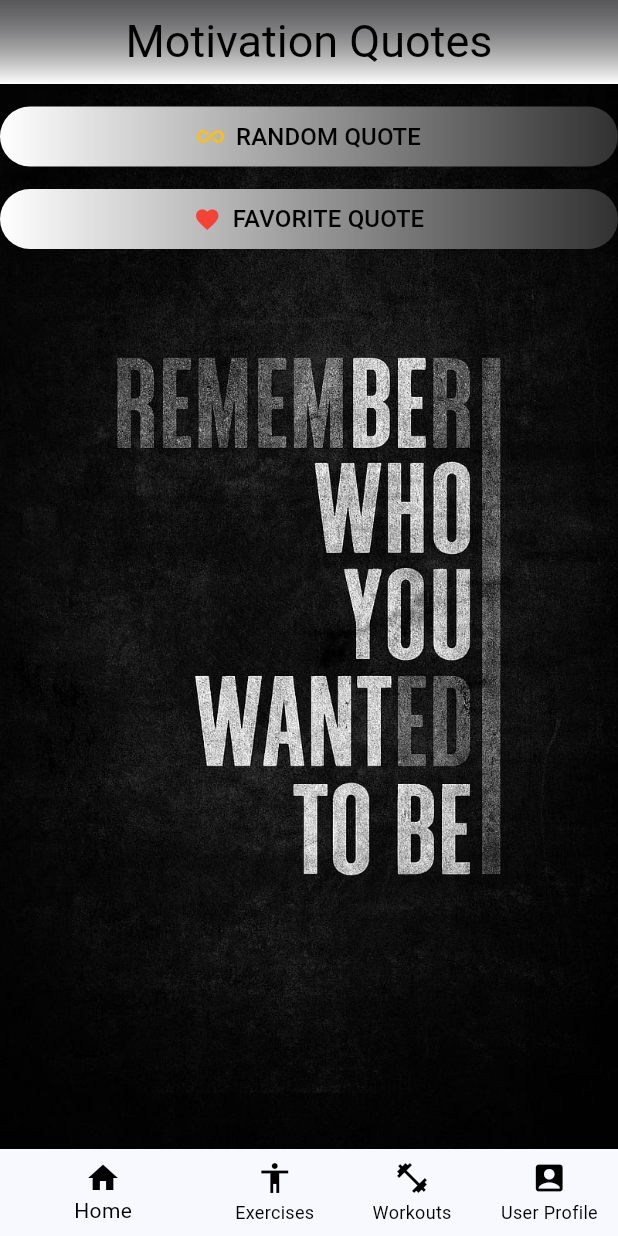
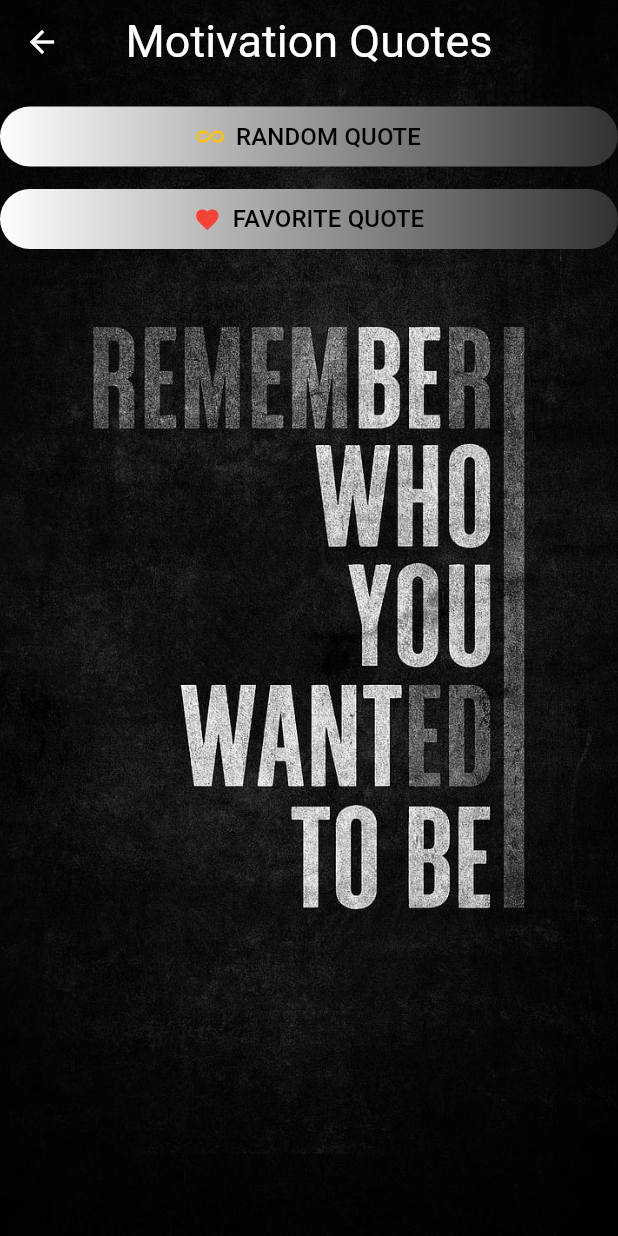
Before and after one commit to mateuszkasprzak94/fitness_prodigy, a Flutter app: the MotivationQuotesPage screen opened directly, on a phone screen of 412 x 824 dp. Run offline on Flutter 3.47's test engine with Material 2 defaults, Android fonts, the phone set to English and light mode, and no system bars; our stand-ins replace bloc, cloud_firestore, firebase_auth, firebase_core, flutter_bloc, google_fonts and 1 more; accounts and stored records are empty; Roboto replaces fonts that are missing (Satisfy).

Commit message:
Add transparent app bar to motivation quotes

```diff
--- a/lib/app/features/motivation_quotes/motivations_quotes_page.dart
+++ b/lib/app/features/motivation_quotes/motivations_quotes_page.dart
@@ -1,8 +1,8 @@
 import 'package:firebase_auth/firebase_auth.dart';
-import 'package:fitness_prodigy/app/features/exercies_examples/exercies_examples_page.dart';
-import 'package:fitness_prodigy/app/features/features_page.dart';
-import 'package:fitness_prodigy/app/features/user_profile/user_profile_page.dart';
-import 'package:fitness_prodigy/app/features/workout_plans/workout_plans_page.dart';
+// import 'package:fitness_prodigy/app/features/exercies_examples/exercies_examples_page.dart';
+// import 'package:fitness_prodigy/app/features/features_page.dart';
+// import 'package:fitness_prodigy/app/features/user_profile/user_profile_page.dart';
+// import 'package:fitness_prodigy/app/features/workout_plans/workout_plans_page.dart';
 import 'package:flutter/material.dart';
 import 'package:flutter/services.dart';
 import 'package:google_fonts/google_fonts.dart';
@@ -24,88 +24,91 @@ class _MotivationQuotesPageState extends State<MotivationQuotesPage> {
   @override
   Widget build(BuildContext context) {
     return Scaffold(
+      extendBodyBehindAppBar: true,
       appBar: AppBar(
+        backgroundColor: Colors.transparent,
         title: Text(
           'Motivation Quotes',
-          style: GoogleFonts.satisfy(fontSize: 30, color: Colors.black),
+          style: GoogleFonts.satisfy(fontSize: 30, color: Colors.white),
         ),
         centerTitle: true,
         flexibleSpace: Container(
-          decoration: const BoxDecoration(
-            gradient: LinearGradient(colors: [
-              Color.fromARGB(164, 0, 0, 0),
-              Colors.white,
-            ], begin: Alignment.topCenter, end: Alignment.bottomCenter),
-          ),
-        ),
+            // decoration: const BoxDecoration(
+            //   gradient: LinearGradient(colors: [
+            //     Color.fromARGB(164, 0, 0, 0),
+            //     Colors.white,
+            //   ], begin: Alignment.topCenter, end: Alignment.bottomCenter),
+            // ),
+            ),
         systemOverlayStyle: SystemUiOverlayStyle.light,
-        automaticallyImplyLeading: false,
+        automaticallyImplyLeading: true,
+        foregroundColor: Colors.white,
       ),
-      bottomNavigationBar: BottomNavigationBar(
-        currentIndex: currentIndex,
-        onTap: (newIndex) {
-          setState(() {
-            currentIndex = newIndex;
-          });
-          if (newIndex == 0) {
-            Navigator.push(
-              context,
-              MaterialPageRoute(
-                builder: (_) => Features(
-                  user: widget.user,
-                ),
-              ),
-            );
-          } else if (newIndex == 1) {
-            Navigator.push(
-              context,
-              MaterialPageRoute(
-                builder: (_) => ExerciseExamplesPage(
-                  user: widget.user,
-                ),
-              ),
-            );
-          } else if (newIndex == 2) {
-            Navigator.push(
-              context,
-              MaterialPageRoute(
-                builder: (_) => WorkoutPlansPage(
-                  user: widget.user,
-                ),
-              ),
-            );
-          } else if (newIndex == 3) {
-            Navigator.push(
-              context,
-              MaterialPageRoute(
-                builder: (_) => UserProfilePage(user: widget.user),
-              ),
-            );
-          }
-        },
-        selectedItemColor: Colors.black,
-        unselectedItemColor: Colors.black,
-        showSelectedLabels: true,
-        showUnselectedLabels: true,
-        items: const [
-          BottomNavigationBarItem(
-            icon: Icon(Icons.home),
-            label: 'Home',
-          ),
-          BottomNavigationBarItem(
-            icon: Icon(Icons.accessibility),
-            label: 'Exercises',
-          ),
-          BottomNavigationBarItem(
-            icon: Icon(Icons.fitness_center),
-            label: 'Workouts',
-          ),
-          BottomNavigationBarItem(
-            icon: Icon(Icons.account_box),
-            label: 'User Profile',
-          ),
-        ],
-      ),
+      // bottomNavigationBar: BottomNavigationBar(
+      //   currentIndex: currentIndex,
+      //   onTap: (newIndex) {
+      //     setState(() {
+      //       currentIndex = newIndex;
+      //     });
+      //     if (newIndex == 0) {
+      //       Navigator.push(
+      //         context,
+      //         MaterialPageRoute(
+      //           builder: (_) => Features(
+      //             user: widget.user,
+      //           ),
+      //         ),
+      //       );
+      //     } else if (newIndex == 1) {
+      //       Navigator.push(
+      //         context,
+      //         MaterialPageRoute(
+      //           builder: (_) => ExerciseExamplesPage(
+      //             user: widget.user,
+      //           ),
+      //         ),
+      //       );
+      //     } else if (newIndex == 2) {
+      //       Navigator.push(
+      //         context,
+      //         MaterialPageRoute(
+      //           builder: (_) => WorkoutPlansPage(
+      //             user: widget.user,
+      //           ),
+      //         ),
+      //       );
+      //     } else if (newIndex == 3) {
+      //       Navigator.push(
+      //         context,
+      //         MaterialPageRoute(
+      //           builder: (_) => UserProfilePage(user: widget.user),
+      //         ),
+      //       );
+      //     }
+      //   },
+      //   selectedItemColor: Colors.black,
+      //   unselectedItemColor: Colors.black,
+      //   showSelectedLabels: true,
+      //   showUnselectedLabels: true,
+      //   items: const [
+      //     BottomNavigationBarItem(
+      //       icon: Icon(Icons.home),
+      //       label: 'Home',
+      //     ),
+      //     BottomNavigationBarItem(
+      //       icon: Icon(Icons.accessibility),
+      //       label: 'Exercises',
+      //     ),
+      //     BottomNavigationBarItem(
+      //       icon: Icon(Icons.fitness_center),
+      //       label: 'Workouts',
+      //     ),
+      //     BottomNavigationBarItem(
+      //       icon: Icon(Icons.account_box),
+      //       label: 'User Profile',
+      //     ),
+      //   ],
+      // ),
       body: Container(
         decoration: const BoxDecoration(
           image: DecorationImage(
```
